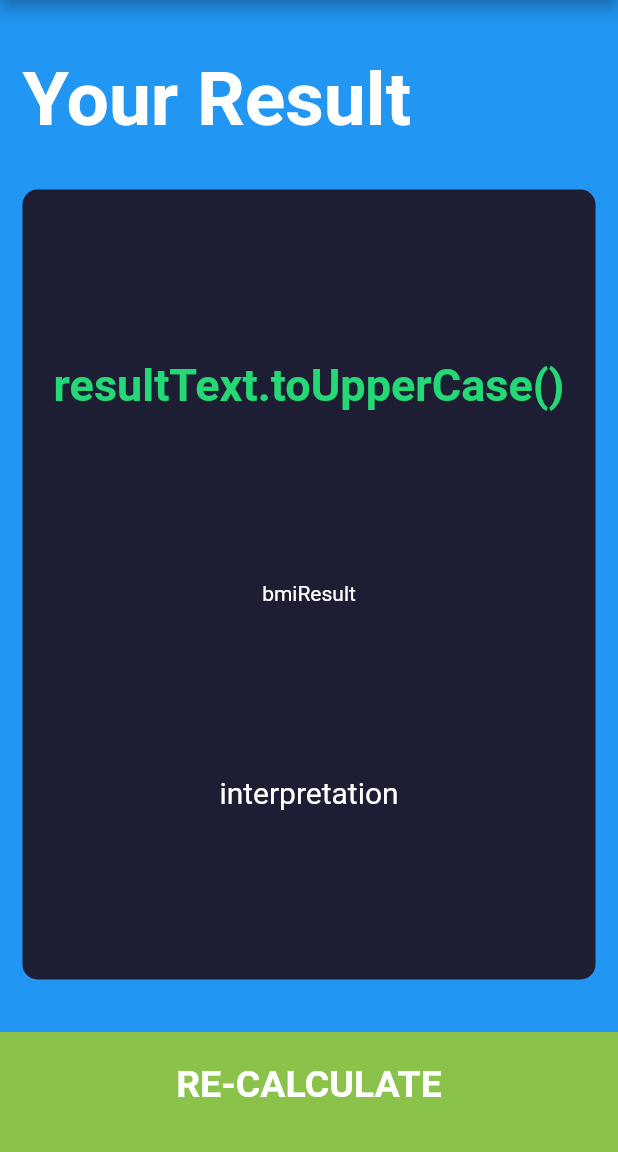
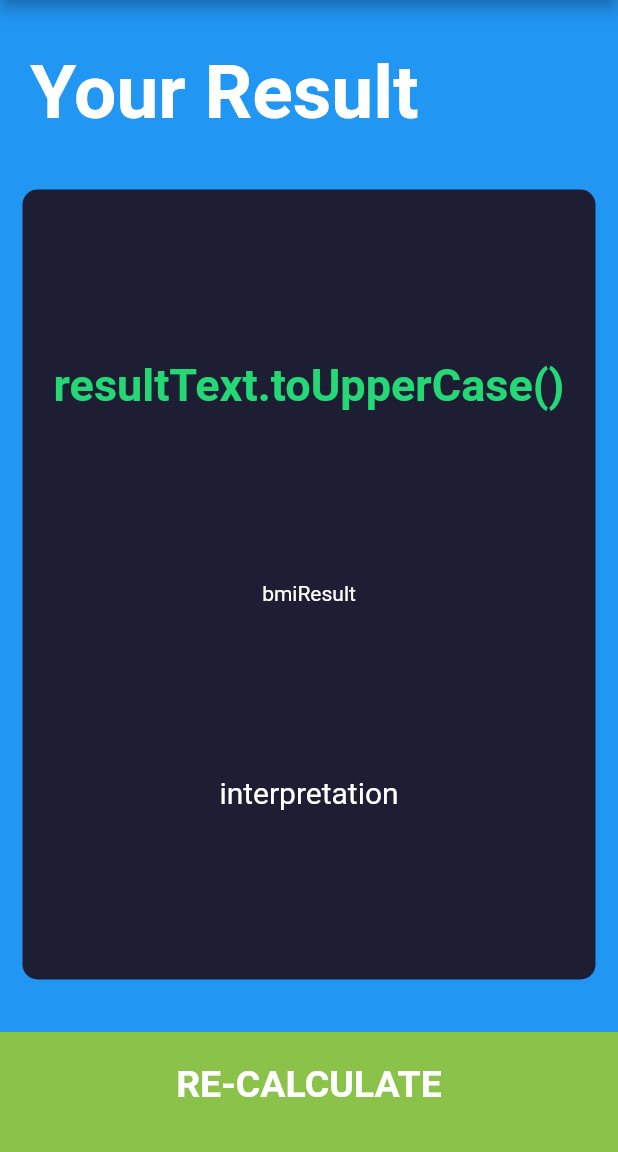
Before and after one commit to iqraanwer26/B_M_C, a Flutter app: the ResultPage screen opened directly, on a phone screen of 412 x 824 dp, the part 84-1236 px from its top. Run offline on Flutter 3.47's test engine with Material 2 defaults, Android fonts, the phone set to English and light mode, and no system bars; our stand-ins replace font_awesome_flutter.

```diff
--- a/lib/reultPage.dart
+++ b/lib/reultPage.dart
@@ -16,7 +16,7 @@ class ResultPage extends StatelessWidget {
         children: <Widget>[
           Expanded(
             child: Container(
-              padding: EdgeInsets.all(15.0),
+              padding: EdgeInsets.all(20.0),
               alignment: Alignment.bottomLeft,
               child: Text(
                 'Your Result',
```
